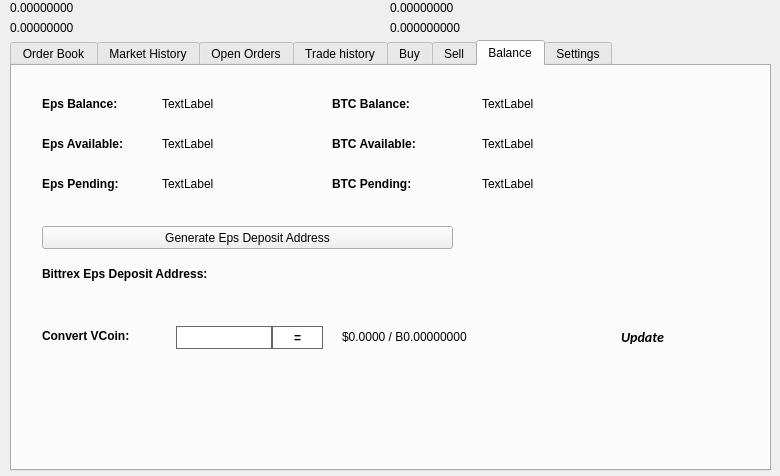
Above: src/qt/forms/tradingdialog.ui from magocoin/magocoin2 before the change. Below: the same form after it.
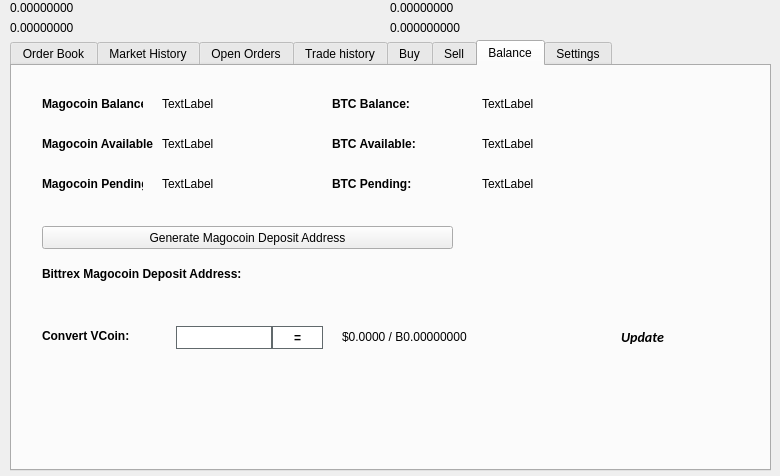
That is the form after the change. The open tabs and pages were chosen to show the change. Icons and pictures are not drawn.

Diff of the .ui file:
```diff
--- a/src/qt/forms/tradingdialog.ui
+++ b/src/qt/forms/tradingdialog.ui
@@ -2762,7 +2762,7 @@
       </font>
      </property>
      <property name="text">
-      <string>Eps Balance:</string>
+      <string>Magocoin Balance:</string>
      </property>
     </widget>
     <widget class="QLabel" name="label_12">
@@ -2813,7 +2813,7 @@
       </font>
      </property>
      <property name="text">
-      <string>Eps Available:</string>
+      <string>Magocoin Available:</string>
      </property>
     </widget>
     <widget class="QLabel" name="label_14">
@@ -2832,7 +2832,7 @@
       </font>
      </property>
      <property name="text">
-      <string>Eps Pending:</string>
+      <string>Magocoin Pending:</string>
      </property>
     </widget>
     <widget class="QLabel" name="EpsPendingLabel">
@@ -2928,7 +2928,7 @@
       </font>
      </property>
      <property name="text">
-      <string>Bittrex Eps Deposit Address:</string>
+      <string>Bittrex Magocoin Deposit Address:</string>
      </property>
     </widget>
     <widget class="QPushButton" name="GenDepositBTN">
@@ -2941,7 +2941,7 @@
       </rect>
      </property>
      <property name="text">
-      <string>Generate Eps Deposit Address</string>
+      <string>Generate Magocoin Deposit Address</string>
      </property>
      <property name="icon">
       <iconset resource="../eps.qrc">
```
Left out of the diff: 46 changed lines with no effect on the pictures.
